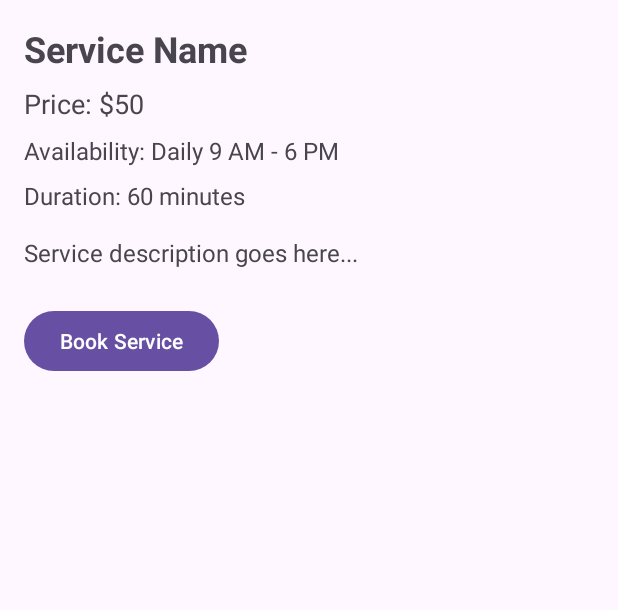
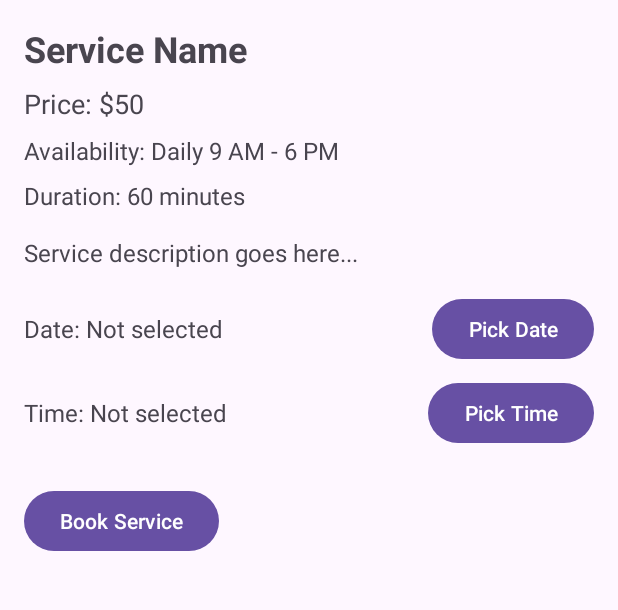
Before and after one commit to Hetti219/luxevista_resort, an Android app: the ServiceDetailsActivity screen opened directly, with no data from a screen before it, on a phone screen of 412 x 824 dp, the part 324-934 px from its top. Run offline under Robolectric (Android 15) with nearby library versions, the phone set to English and light mode, and no system bars; 1 statement that could not run was skipped.

Commit message:
Update activity_service_details.xml

```diff
--- a/app/src/main/res/layout/activity_service_details.xml
+++ b/app/src/main/res/layout/activity_service_details.xml
@@ -57,6 +57,64 @@
             android:text="Service description goes here..."
             android:textSize="16sp" />
 
+        <LinearLayout
+            android:layout_width="match_parent"
+            android:layout_height="wrap_content"
+            android:layout_marginTop="16dp"
+            android:gravity="center_vertical"
+            android:orientation="horizontal">
+
+            <TextView
+                android:layout_width="wrap_content"
+                android:layout_height="wrap_content"
+                android:text="Date: "
+                android:textSize="16sp" />
+
+            <TextView
+                android:id="@+id/textViewSelectedDate"
+                android:layout_width="0dp"
+                android:layout_height="wrap_content"
+                android:layout_weight="1"
+                android:text="Not selected"
+                android:textSize="16sp" />
+
+            <Button
+                android:id="@+id/buttonPickDate"
+                android:layout_width="wrap_content"
+                android:layout_height="wrap_content"
+                android:text="Pick Date" />
+
+        </LinearLayout>
+
+        <LinearLayout
+            android:layout_width="match_parent"
+            android:layout_height="wrap_content"
+            android:layout_marginTop="8dp"
+            android:gravity="center_vertical"
+            android:orientation="horizontal">
+
+            <TextView
+                android:layout_width="wrap_content"
+                android:layout_height="wrap_content"
+                android:text="Time: "
+                android:textSize="16sp" />
+
+            <TextView
+                android:id="@+id/textViewSelectedTime"
+                android:layout_width="0dp"
+                android:layout_height="wrap_content"
+                android:layout_weight="1"
+                android:text="Not selected"
+                android:textSize="16sp" />
+
+            <Button
+                android:id="@+id/buttonPickTime"
+                android:layout_width="wrap_content"
+                android:layout_height="wrap_content"
+                android:text="Pick Time" />
+
+        </LinearLayout>
+
         <Button
             android:id="@+id/buttonBookService"
             android:layout_width="wrap_content"
```
